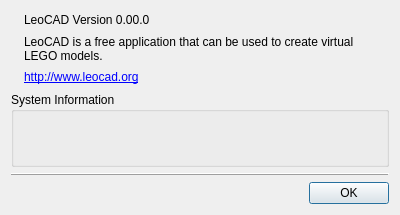
Qt form trunk/qt/lc_qaboutdialog.ui (leozide/leocad) before a commit.
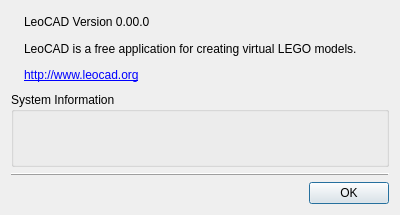
The same form after that commit. Icons and pictures are not drawn.

Diff of the .ui file:
```diff
--- a/trunk/qt/lc_qaboutdialog.ui
+++ b/trunk/qt/lc_qaboutdialog.ui
@@ -46,7 +46,7 @@
          <item>
           <widget class="QLabel" name="label_4">
            <property name="text">
-            <string>LeoCAD is a free application that can be used to create virtual LEGO models.</string>
+            <string>LeoCAD is a free application for creating virtual LEGO models.</string>
            </property>
            <property name="wordWrap">
             <bool>true</bool>
```
